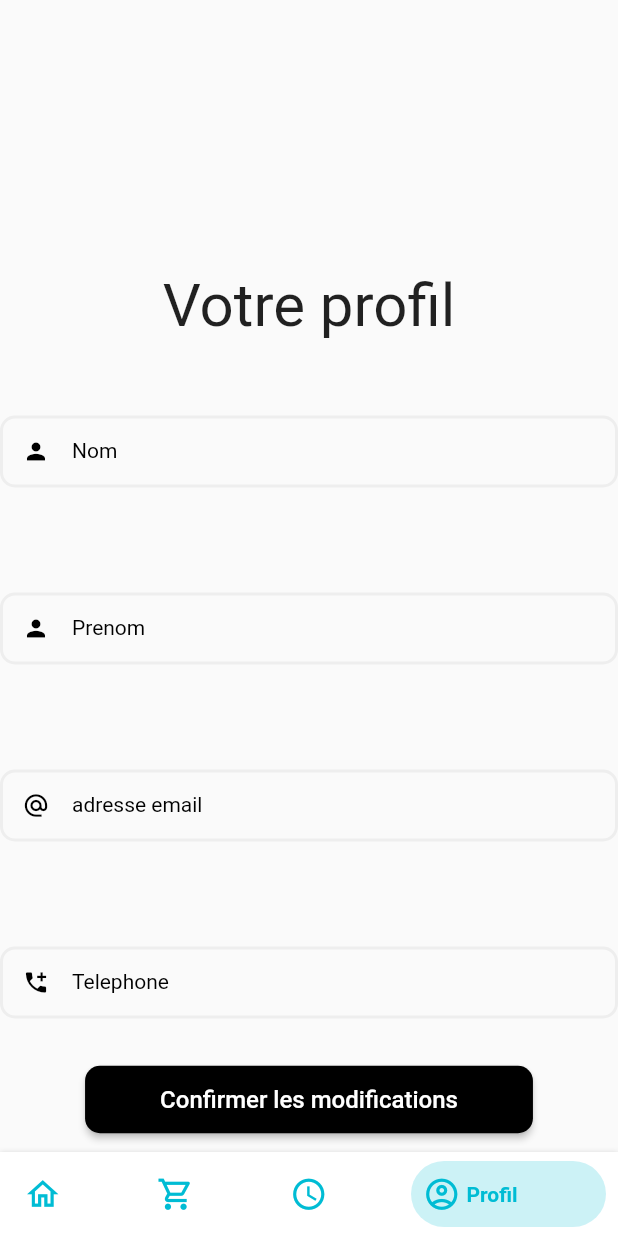
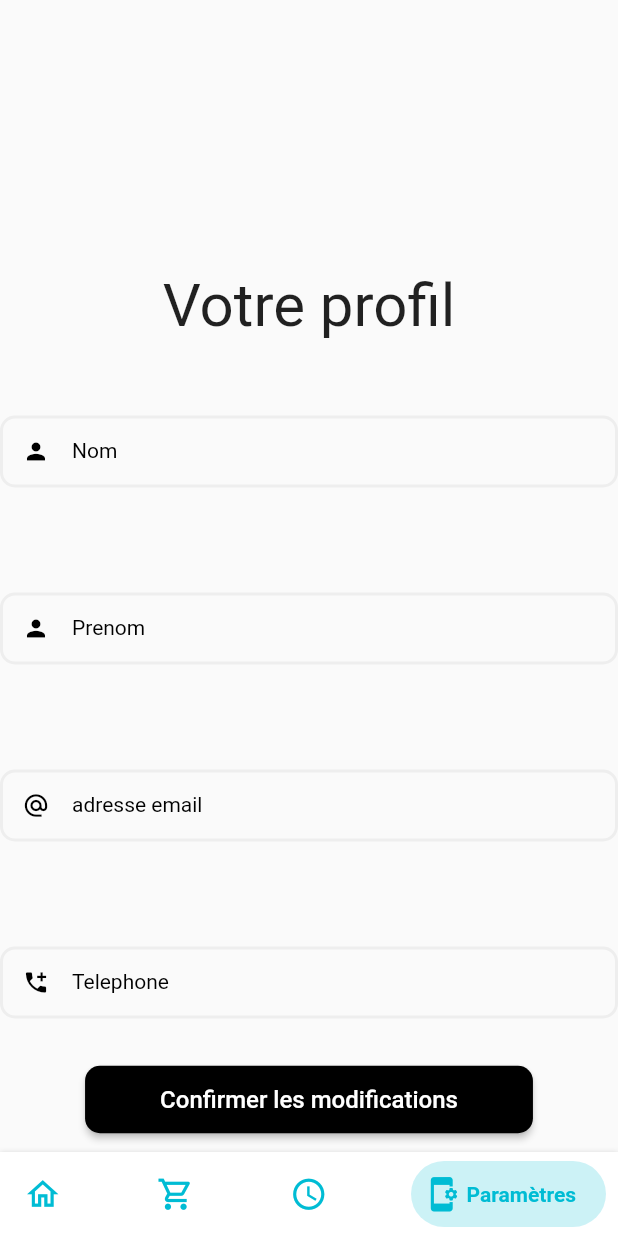
Before and after one commit to juxqq/stage-project-mobile, a Flutter app: the Profile screen opened by its route, item 4 of the bottom bar chosen, on a phone screen of 412 x 824 dp. Run offline on Flutter 3.47's test engine with Material 2 defaults, Android fonts, the phone set to English and light mode, and no system bars; drawn by our look-alikes of bottom_navy_bar; missing offline and left inert: dart:ffi, drop_down_list, flutter_session, flutter_verification_code; accounts and stored records are empty.

Commit message:
menu settings presque fait

```diff
--- a/lib/main.dart
+++ b/lib/main.dart
@@ -1,5 +1,6 @@
 import 'package:flutter/material.dart';
 import 'package:mobile_app/views/assoc/signup_assoc.dart';
+import 'package:mobile_app/views/auth/settings.dart';
 import 'views/auth/profile.dart';
 import 'views/auth/reset.dart';
 import 'views/auth/login.dart';
@@ -28,6 +29,7 @@ class MyApp extends StatelessWidget {
         '/profile': (context) => const Profile(),
         '/reset': (context) => const ResetPassword(),
         '/signupAssoc': (context) => const SignUpAssoc(),
+        '/settings': (context) => const AcceuilProfil(),
       },
       home: FutureBuilder(
         future: UserService.getToken(),
--- a/lib/share/bottom_nav_bar.dart
+++ b/lib/share/bottom_nav_bar.dart
@@ -37,8 +37,8 @@ class _AppBarWidgetState extends State<AppBarWidget> {
                 activeColor: Colors.cyan
             ),
             BottomNavyBarItem(
-                icon: Icon(Icons.account_circle_outlined),
-                title: Text('Profil'),
+                icon: Icon(Icons.app_settings_alt_rounded),
+                title: Text('Paramètres'),
                 activeColor: Colors.cyan
             ),
           ],
--- a/lib/views/auth/profile.dart
+++ b/lib/views/auth/profile.dart
@@ -147,6 +147,10 @@ class _ProfileState extends State<Profile> {
                   UserService.removeToken();
                   Navigator.pushNamed(context, "/main");
                 }, Colors.red),
+                RadiusButton("test", () {
+                  // Navigator.pushNamed(context, "/reset");
+                  Navigator.pushNamed(context, "/settings");
+                }, Colors.white),
               ],
             ))),
         bottomNavigationBar: const AppBarWidget());
```
